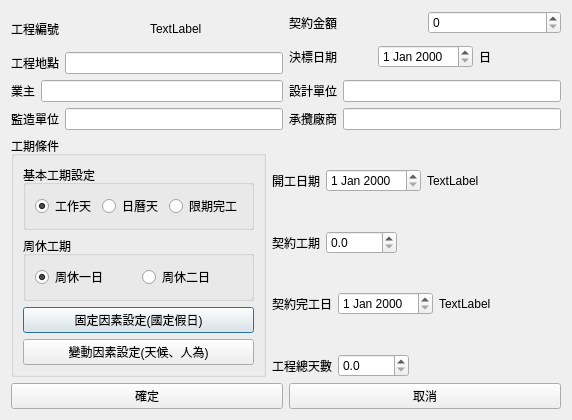
Above: Python/QtCreateProjectPage2Dialog.ui from foxking0416/HuachunDailyReport2024 before the change. Below: the same form after it.
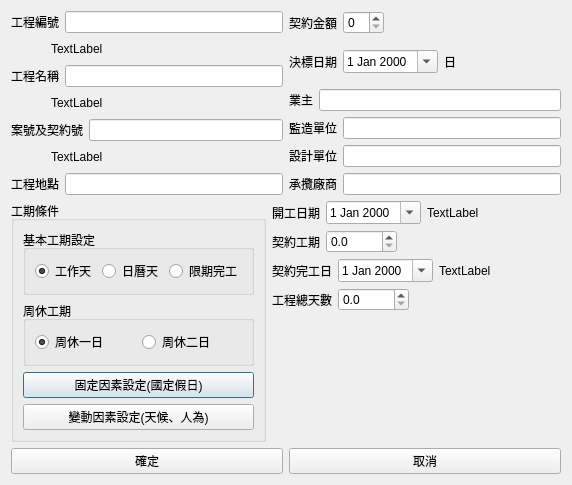
That is the form after the change.

```diff
--- a/Python/QtCreateProjectPage2Dialog.ui
+++ b/Python/QtCreateProjectPage2Dialog.ui
@@ -7,7 +7,7 @@
     <x>0</x>
     <y>0</y>
     <width>572</width>
-    <height>420</height>
+    <height>476</height>
    </rect>
   </property>
   <property name="windowTitle">
@@ -19,20 +19,157 @@
      <item>
       <layout class="QVBoxLayout" name="verticalLayout_2">
        <item>
-        <layout class="QHBoxLayout" name="horizontalLayout_5">
+        <layout class="QHBoxLayout" name="horizontalLayout_20">
          <item>
-          <widget class="QLabel" name="label_5">
-           <property name="text">
-            <string>工程編號</string>
-           </property>
-          </widget>
+          <layout class="QVBoxLayout" name="verticalLayout_7">
+           <item>
+            <layout class="QHBoxLayout" name="horizontalLayout_5">
+             <item>
+              <widget class="QLabel" name="label_5">
+               <property name="text">
+                <string>工程編號</string>
+               </property>
+              </widget>
+             </item>
+             <item>
+              <widget class="QLineEdit" name="lineEdit"/>
+             </item>
+            </layout>
+           </item>
+           <item>
+            <layout class="QHBoxLayout" name="horizontalLayout_21">
+             <item>
+              <spacer name="horizontalSpacer_7">
+               <property name="orientation">
+                <enum>Qt::Horizontal</enum>
+               </property>
+               <property name="sizeType">
+                <enum>QSizePolicy::Fixed</enum>
+               </property>
+               <property name="sizeHint" stdset="0">
+                <size>
+                 <width>40</width>
+                 <height>20</height>
+                </size>
+               </property>
+              </spacer>
+             </item>
+             <item>
+              <widget class="QLabel" name="qtProjectNumberWarningLabel">
+               <property name="text">
+                <string>TextLabel</string>
+               </property>
+              </widget>
+             </item>
+            </layout>
+           </item>
+          </layout>
          </item>
+        </layout>
+       </item>
+       <item>
+        <layout class="QHBoxLayout" name="horizontalLayout_22">
          <item>
-          <widget class="QLabel" name="qtProjectNumberLabel">
-           <property name="text">
-            <string>TextLabel</string>
-           </property>
-          </widget>
+          <layout class="QVBoxLayout" name="verticalLayout_9">
+           <item>
+            <layout class="QHBoxLayout" name="horizontalLayout_23">
+             <item>
+              <layout class="QHBoxLayout" name="horizontalLayout_18">
+               <item>
+                <widget class="QLabel" name="label_14">
+                 <property name="text">
+                  <string>工程名稱</string>
+                 </property>
+                </widget>
+               </item>
+               <item>
+                <widget class="QLineEdit" name="lineEdit_2"/>
+               </item>
+              </layout>
+             </item>
+            </layout>
+           </item>
+           <item>
+            <layout class="QHBoxLayout" name="horizontalLayout_24">
+             <item>
+              <spacer name="horizontalSpacer_8">
+               <property name="orientation">
+                <enum>Qt::Horizontal</enum>
+               </property>
+               <property name="sizeType">
+                <enum>QSizePolicy::Fixed</enum>
+               </property>
+               <property name="sizeHint" stdset="0">
+                <size>
+                 <width>40</width>
+                 <height>20</height>
+                </size>
+               </property>
+              </spacer>
+             </item>
+             <item>
+              <widget class="QLabel" name="qtProjectNameWarningLabel">
+               <property name="text">
+                <string>TextLabel</string>
+               </property>
+              </widget>
+             </item>
+            </layout>
+           </item>
+          </layout>
+         </item>
+        </layout>
+       </item>
+       <item>
+        <layout class="QHBoxLayout" name="horizontalLayout_25">
+         <item>
+          <layout class="QVBoxLayout" name="verticalLayout_10">
+           <item>
+            <layout class="QHBoxLayout" name="horizontalLayout_26">
+             <item>
+              <layout class="QHBoxLayout" name="horizontalLayout_19">
+               <item>
+                <widget class="QLabel" name="label">
+                 <property name="text">
+                  <string>案號及契約號</string>
+                 </property>
+                </widget>
+               </item>
+               <item>
+                <widget class="QLineEdit" name="lineEdit_3"/>
+               </item>
+              </layout>
+             </item>
+            </layout>
+           </item>
+           <item>
+            <layout class="QHBoxLayout" name="horizontalLayout_27">
+             <item>
+              <spacer name="horizontalSpacer_9">
+               <property name="orientation">
+                <enum>Qt::Horizontal</enum>
+               </property>
+               <property name="sizeType">
+                <enum>QSizePolicy::Fixed</enum>
+               </property>
+               <property name="sizeHint" stdset="0">
+                <size>
+                 <width>40</width>
+                 <height>20</height>
+                </size>
+               </property>
+              </spacer>
+             </item>
+             <item>
+              <widget class="QLabel" name="qtContractNumberWarningLabel">
+               <property name="text">
+                <string>TextLabel</string>
+               </property>
+              </widget>
+             </item>
+            </layout>
+           </item>
+          </layout>
          </item>
         </layout>
        </item>
@@ -50,34 +187,6 @@
          </item>
         </layout>
        </item>
-       <item>
-        <layout class="QHBoxLayout" name="horizontalLayout_9">
-         <item>
-          <widget class="QLabel" name="label_7">
-           <property name="text">
-            <string>業主</string>
-           </property>
-          </widget>
-         </item>
-         <item>
-          <widget class="QLineEdit" name="qtOwnerLineEdit"/>
-         </item>
-        </layout>
-       </item>
-       <item>
-        <layout class="QHBoxLayout" name="horizontalLayout_10">
-         <item>
-          <widget class="QLabel" name="label_8">
-           <property name="text">
-            <string>監造單位</string>
-           </property>
-          </widget>
-         </item>
-         <item>
-          <widget class="QLineEdit" name="qtSupervisorLineEdit"/>
-         </item>
-        </layout>
-       </item>
       </layout>
      </item>
      <item>
@@ -94,6 +203,19 @@
          <item>
           <widget class="QSpinBox" name="qtContractValueSpinBox"/>
          </item>
+         <item>
+          <spacer name="horizontalSpacer_6">
+           <property name="orientation">
+            <enum>Qt::Horizontal</enum>
+           </property>
+           <property name="sizeHint" stdset="0">
+            <size>
+             <width>40</width>
+             <height>20</height>
+            </size>
+           </property>
+          </spacer>
+         </item>
         </layout>
        </item>
        <item>
@@ -106,7 +228,11 @@
           </widget>
          </item>
          <item>
-          <widget class="QDateEdit" name="qtDateEdit"/>
+          <widget class="QDateEdit" name="qtBidDateEdit">
+           <property name="calendarPopup">
+            <bool>true</bool>
+           </property>
+          </widget>
          </item>
          <item>
           <widget class="QLabel" name="qtDecideWeekdayLabel">
@@ -115,6 +241,47 @@
            </property>
           </widget>
          </item>
+         <item>
+          <spacer name="horizontalSpacer_5">
+           <property name="orientation">
+            <enum>Qt::Horizontal</enum>
+           </property>
+           <property name="sizeHint" stdset="0">
+            <size>
+             <width>40</width>
+             <height>20</height>
+            </size>
+           </property>
+          </spacer>
+         </item>
+        </layout>
+       </item>
+       <item>
+        <layout class="QHBoxLayout" name="horizontalLayout_9">
+         <item>
+          <widget class="QLabel" name="label_7">
+           <property name="text">
+            <string>業主</string>
+           </property>
+          </widget>
+         </item>
+         <item>
+          <widget class="QLineEdit" name="qtOwnerLineEdit"/>
+         </item>
+        </layout>
+       </item>
+       <item>
+        <layout class="QHBoxLayout" name="horizontalLayout_10">
+         <item>
+          <widget class="QLabel" name="label_8">
+           <property name="text">
+            <string>監造單位</string>
+           </property>
+          </widget>
+         </item>
+         <item>
+          <widget class="QLineEdit" name="qtSupervisorLineEdit"/>
+         </item>
         </layout>
        </item>
        <item>
@@ -149,6 +316,19 @@
      </item>
     </layout>
    </item>
+   <item>
+    <spacer name="verticalSpacer_2">
+     <property name="orientation">
+      <enum>Qt::Vertical</enum>
+     </property>
+     <property name="sizeHint" stdset="0">
+      <size>
+       <width>20</width>
+       <height>40</height>
+      </size>
+     </property>
+    </spacer>
+   </item>
    <item>
     <layout class="QHBoxLayout" name="horizontalLayout_2">
      <item>
@@ -245,7 +425,11 @@
           </widget>
          </item>
          <item>
-          <widget class="QDateEdit" name="qtStartDateEdit"/>
+          <widget class="QDateEdit" name="qtStartDateEdit">
+           <property name="calendarPopup">
+            <bool>true</bool>
+           </property>
+          </widget>
          </item>
          <item>
           <widget class="QLabel" name="qtStartWeekdayLabel">
@@ -313,7 +497,11 @@
           </widget>
          </item>
          <item>
-          <widget class="QDateEdit" name="qtContractFinishDateEdit"/>
+          <widget class="QDateEdit" name="qtContractFinishDateEdit">
+           <property name="calendarPopup">
+            <bool>true</bool>
+           </property>
+          </widget>
          </item>
          <item>
           <widget class="QLabel" name="qtFinishWeekdayLabel">
@@ -371,6 +559,19 @@
          </item>
         </layout>
        </item>
+       <item>
+        <spacer name="verticalSpacer">
+         <property name="orientation">
+          <enum>Qt::Vertical</enum>
+         </property>
+         <property name="sizeHint" stdset="0">
+          <size>
+           <width>20</width>
+           <height>40</height>
+          </size>
+         </property>
+        </spacer>
+       </item>
       </layout>
      </item>
     </layout>
```
Left out of the diff: 4 changed lines with no effect on the pictures.
